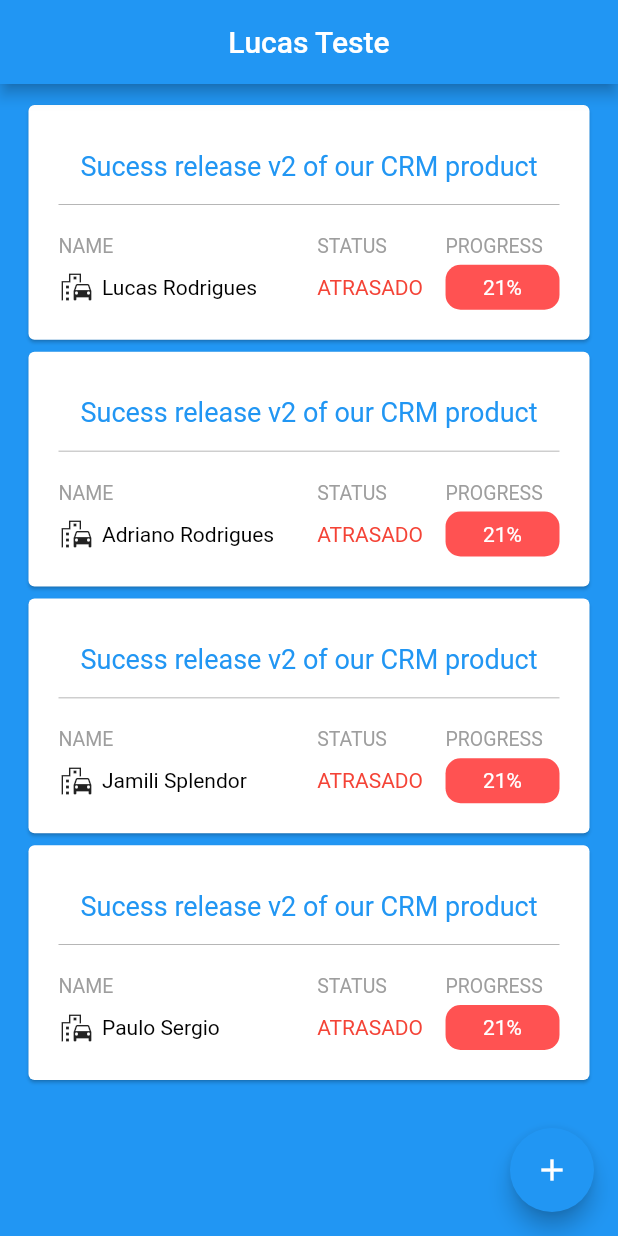
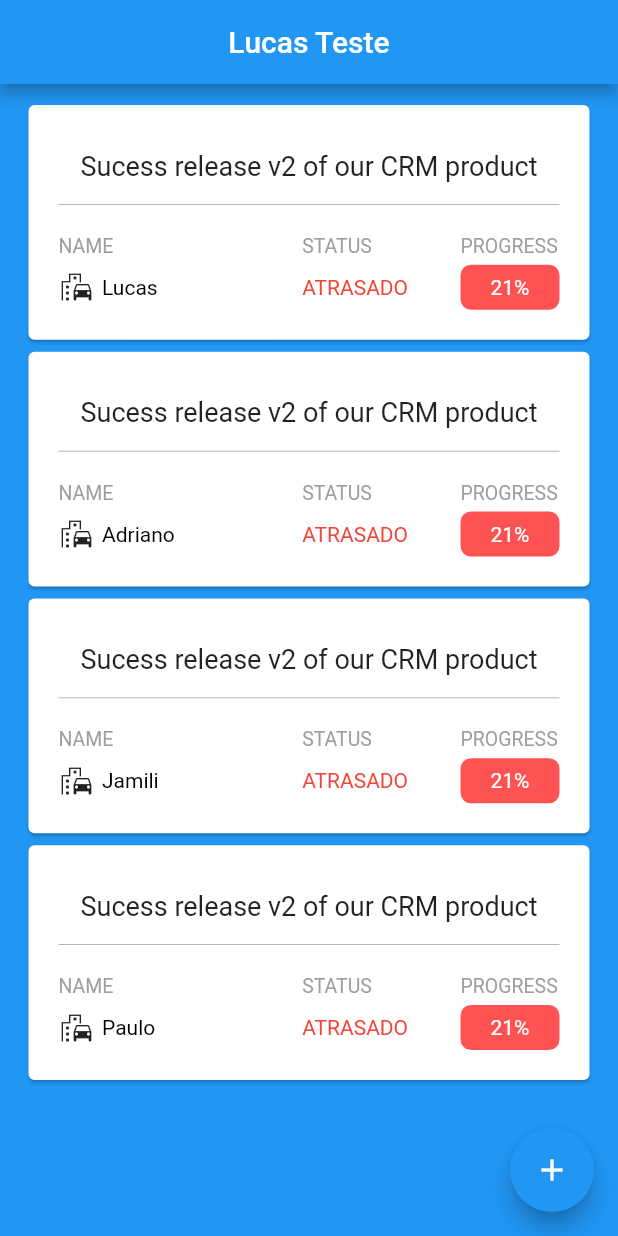
Before and after one commit to lucasmr1998/flutter-test, a Flutter app: the screen it shows after launch, on a phone screen of 412 x 824 dp. Run offline on Flutter 3.47's test engine with Material 2 defaults, Android fonts, the phone set to English and light mode, and no system bars.

Commit message:
Alterando a distancia do Status

```diff
--- a/lib/main.dart
+++ b/lib/main.dart
@@ -52,10 +52,10 @@ class MyHomePage extends StatefulWidget {
 class _MyHomePageState extends State<MyHomePage> {
   int _counter = 0;
   List<String> listaNomes = [
-    'Lucas Rodrigues',
-    'Adriano Rodrigues',
-    'Jamili Splendor',
-    'Paulo Sergio'
+    'Lucas',
+    'Adriano',
+    'Jamili',
+    'Paulo'
   ];
   List<String> listaStatus = ['Execução', 'Atrasado', 'Pronto'];
 
@@ -127,7 +127,7 @@ class _MyHomePageState extends State<MyHomePage> {
                   ),
                   buildField(buildStatus(), "STATUS"),
                   Padding(
-                    padding: EdgeInsets.only(right: 15),
+                    padding: EdgeInsets.only(right: 35),
                   ),
                   buildField(buildPercentage(), "PROGRESS"),
                 ],
@@ -190,7 +190,7 @@ class _MyHomePageState extends State<MyHomePage> {
       alignment: Alignment.center,
       child: Text(
         "Sucess release v2 of our CRM product",
-        style: TextStyle(color: Colors.blue, fontSize: 18),
+        style: TextStyle(fontSize: 18),
       ),
     );
   }
@@ -212,9 +212,9 @@ class _MyHomePageState extends State<MyHomePage> {
         Container(
           height: 30,
           alignment: Alignment.center,
-          padding: EdgeInsets.only(left: 25, right: 25),
+          padding: EdgeInsets.only(left: 20, right: 20),
           decoration: new BoxDecoration(
-            borderRadius: new BorderRadius.circular(10.0),
+            borderRadius: new BorderRadius.circular(7.0),
             color: Colors.redAccent,
           ),
           child: Text(
```
